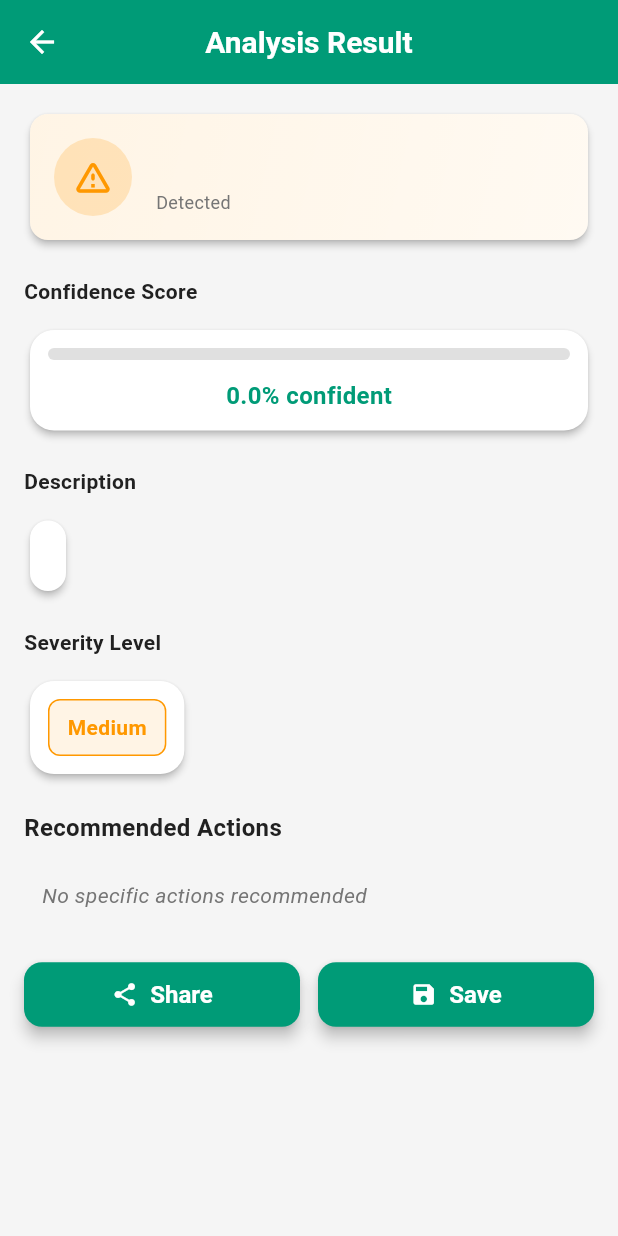
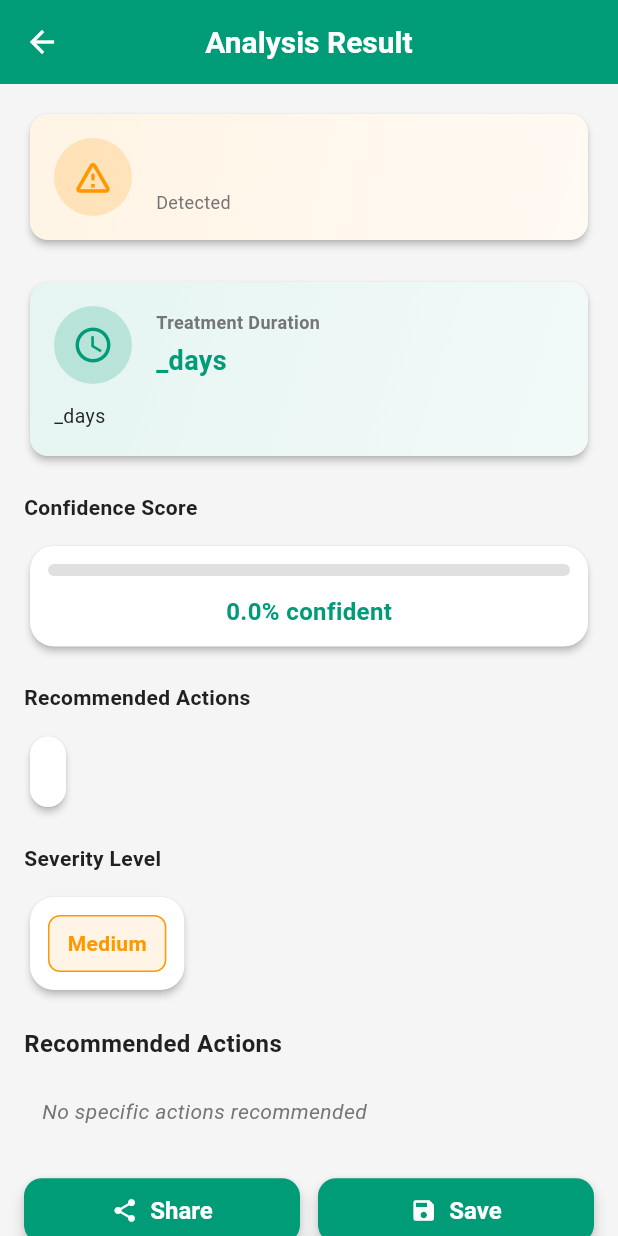
Before and after one commit to Yashop965/Anaj.ai, a Flutter app: the ResultsDetailsView screen opened directly with empty values, on a phone screen of 412 x 824 dp. Run offline on Flutter 3.47's test engine with Material 3 defaults, Android fonts, the phone set to English and light mode, and no system bars; our stand-ins replace connectivity_plus, firebase_auth, firebase_core, flutter_local_notifications, flutter_tts, image_picker and 3 more; missing offline and left inert: tflite_flutter, workmanager; accounts and stored records are empty; statements that could not run were skipped.

Commit message:
Implement multilingual treatment recommendations (7 days cure support)
- Created TreatmentTranslations class with 4+ languages (English, Hindi, Punjabi, Haryanvi)
- Implemented treatment duration translations (3/7/14/21/30 days)
- Added comprehensive action and severity translations
- Created LanguageService for language preference management with SharedPreferences
- Updated ResultsDetailsView to display cure duration card with translations
- Added treatment duration card showing multilingual treatment plans
- Updated SettingsView language selector to use supported languages
- Integrated multilingual content throughout results display
- Added shared_preferences dependency to pubspec.yaml
- Updated main.dart to initialize LanguageService
- Created comprehensive documentation for multilingual implementation
- All UI elements now respect user's language selection

```diff
--- /dev/null
+++ b/mobile_app/lib/logic/language_service.dart
@@ -0,0 +1,36 @@
+import 'package:shared_preferences/shared_preferences.dart';
+
+/// Service to manage app language preferences
+class LanguageService {
+  static const String _languageKey = 'app_language';
+  static const String _defaultLanguage = 'English';
+
+  static String _currentLanguage = _defaultLanguage;
+
+  /// Initialize and load saved language preference
+  static Future<void> initialize() async {
+    final prefs = await SharedPreferences.getInstance();
+    _currentLanguage = prefs.getString(_languageKey) ?? _defaultLanguage;
+  }
+
+  /// Get current selected language
+  static String get currentLanguage => _currentLanguage;
+
+  /// Set language and save to preferences
+  static Future<void> setLanguage(String language) async {
+    _currentLanguage = language;
+    final prefs = await SharedPreferences.getInstance();
+    await prefs.setString(_languageKey, language);
+  }
+
+  /// Get language code (for API calls)
+  static String getLanguageCode() {
+    const codes = {
+      'English': 'en',
+      'Hindi': 'hi',
+      'Punjabi': 'pa',
+      'Haryanvi': 'brx',
+    };
+    return codes[_currentLanguage] ?? 'en';
+  }
+}
--- /dev/null
+++ b/mobile_app/lib/logic/treatment_translations.dart
@@ -0,0 +1,204 @@
+/// Multilingual treatment recommendation translations
+/// Supports English, Hindi, Punjabi, and Haryanvi
+
+class TreatmentTranslations {
+  static const Map<String, Map<String, Map<String, String>>> translations = {
+    'English': {
+      'titles': {
+        'cure_duration': 'Treatment Duration',
+        'action_plan': 'Recommended Actions',
+        'severity': 'Severity Level',
+        'estimated_recovery': 'Estimated Recovery Time',
+      },
+      'treatments': {
+        '3_days': '3 Days Treatment',
+        '7_days': '7 Days Treatment',
+        '14_days': '14 Days Treatment',
+        '21_days': '21 Days Treatment',
+        '30_days': '30 Days Treatment',
+      },
+      'descriptions': {
+        '3_days': 'Monitor closely and apply recommended treatment. Recovery expected in 3 days.',
+        '7_days': 'Apply recommended spray/treatment for 7 consecutive days for best results.',
+        '14_days': 'Follow treatment regimen for 14 days. Check crop health every 2-3 days.',
+        '21_days': 'Long-term treatment required. Monitor closely for 21 days.',
+        '30_days': 'Extended treatment period. Regular monitoring and follow-ups recommended.',
+      },
+      'actions': {
+        'apply_spray': 'Apply recommended spray/fungicide',
+        'monitor': 'Monitor crop health daily',
+        'check_moisture': 'Check soil moisture levels',
+        'ensure_drainage': 'Ensure proper drainage',
+        'prune_affected': 'Prune affected leaves/branches',
+        'apply_fertilizer': 'Apply recommended fertilizer',
+        'maintain_ph': 'Maintain soil pH between 5.5-7.5',
+      },
+      'severity': {
+        'low': 'Low',
+        'medium': 'Medium',
+        'high': 'High',
+        'critical': 'Critical',
+      }
+    },
+    'Hindi': {
+      'titles': {
+        'cure_duration': 'उपचार अवधि',
+        'action_plan': 'अनुशंसित कार्य',
+        'severity': 'गंभीरता स्तर',
+        'estimated_recovery': 'अनुमानित रिकवरी समय',
+      },
+      'treatments': {
+        '3_days': '3 दिन का उपचार',
+        '7_days': '7 दिन का उपचार',
+        '14_days': '14 दिन का उपचार',
+        '21_days': '21 दिन का उपचार',
+        '30_days': '30 दिन का उपचार',
+      },
+      'descriptions': {
+        '3_days': 'बारीकी से निगरानी करें और अनुशंसित उपचार लागू करें। 3 दिन में ठीक होने की उम्मीद है।',
+        '7_days': 'सर्वोत्तम परिणामों के लिए 7 लगातार दिनों तक अनुशंसित स्प्रे/उपचार लागू करें।',
+        '14_days': '14 दिनों तक उपचार का पालन करें। हर 2-3 दिन में फसल के स्वास्थ्य की जांच करें।',
+        '21_days': 'दीर्घकालिक उपचार आवश्यक है। 21 दिनों तक बारीकी से निगरानी करें।',
+        '30_days': 'विस्तारित उपचार अवधि। नियमित निगरानी और फॉलो-अप की सिफारिश की जाती है।',
+      },
+      'actions': {
+        'apply_spray': 'अनुशंसित स्प्रे/कवकनाशी लागू करें',
+        'monitor': 'प्रतिदिन फसल के स्वास्थ्य की निगरानी करें',
+        'check_moisture': 'मिट्टी की नमी की जांच करें',
+        'ensure_drainage': 'उचित जल निकासी सुनिश्चित करें',
+        'prune_affected': 'प्रभावित पत्तियों/शाखाओं को काटें',
+        'apply_fertilizer': 'अनुशंसित खाद लागू करें',
+        'maintain_ph': 'मिट्टी का pH 5.5-7.5 के बीच बनाए रखें',
+      },
+      'severity': {
+        'low': 'कम',
+        'medium': 'मध्यम',
+        'high': 'उच्च',
+        'critical': 'गंभीर',
+      }
+    },
+    'Punjabi': {
+      'titles': {
+        'cure_duration': 'ਇਲਾਜ ਦੀ ਮਿਆਦ',
+        'action_plan': 'ਸਿਫਾਰਸ਼ ਕੀਤੀਆਂ ਕਾਰਵਾਈਆਂ',
+        'severity': 'ਗੰਭੀਰਤਾ ਦਾ ਪੱਧਰ',
+        'estimated_recovery': 'ਅਨੁਮਾਨਤ ਰਿਕਵਰੀ ਸਮਾਂ',
+      },
+      'treatments': {
+        '3_days': '3 ਦਿਨ ਦਾ ਇਲਾਜ',
+        '7_days': '7 ਦਿਨ ਦਾ ਇਲਾਜ',
+        '14_days': '14 ਦਿਨ ਦਾ ਇਲਾਜ',
+        '21_days': '21 ਦਿਨ ਦਾ ਇਲਾਜ',
+        '30_days': '30 ਦਿਨ ਦਾ ਇਲਾਜ',
+      },
+      'descriptions': {
+        '3_days': 'ਧਿਆਨ ਨਾਲ ਨਿਰੀਖਣ ਕਰੋ ਅਤੇ ਸਿਫਾਰਸ਼ ਕੀਤਾ ਇਲਾਜ ਲਾਗੂ ਕਰੋ। 3 ਦਿਨਾਂ ਵਿਚ ਠੀਕ ਹੋਣ ਦੀ ਉਮੀਦ ਹੈ।',
+        '7_days': 'ਸਰਵੋਤਮ ਨਤੀਜਿਆਂ ਲਈ 7 ਲਗਾਤਾਰ ਦਿਨਾਂ ਲਈ ਸਿਫਾਰਸ਼ ਕੀਤਾ ਛਿੜਕਾਅ/ਇਲਾਜ ਲਾਗੂ ਕਰੋ।',
+        '14_days': '14 ਦਿਨਾਂ ਲਈ ਇਲਾਜ ਦਾ ਪਾਲਣ ਕਰੋ। ਹਰ 2-3 ਦਿਨਾਂ ਵਿਚ ਫਸਲ ਦੀ ਸਿਹਤ ਦੀ ਜਾਂਚ ਕਰੋ।',
+        '21_days': 'ਲੰਬੀ ਮਿਆਦ ਦਾ ਇਲਾਜ ਲਾਜ਼ੀ ਹੈ। 21 ਦਿਨਾਂ ਤੱਕ ਧਿਆਨ ਨਾਲ ਨਿਰੀਖਣ ਕਰੋ।',
+        '30_days': 'ਵਿਸਤ੍ਰਿਤ ਇਲਾਜ ਮਿਆਦ। ਨਿਯਮਤ ਨਿਰੀਖਣ ਅਤੇ ਫਾਲੋ-ਅਪ ਦੀ ਸਿਫਾਰਸ਼ ਕੀਤੀ ਜਾਂਦੀ ਹੈ।',
+      },
+      'actions': {
+        'apply_spray': 'ਸਿਫਾਰਸ਼ ਕੀਤਾ ਛਿੜਕਾਅ/ਫੰਗਸਾਈਡ ਲਾਗੂ ਕਰੋ',
+        'monitor': 'ਦਿਨ ਭਰ ਫਸਲ ਦੀ ਸਿਹਤ ਦੀ ਨਿਗਰਾਨੀ ਕਰੋ',
+        'check_moisture': 'ਮਿੱਟੀ ਦੀ ਨਮੀ ਦੀ ਜਾਂਚ ਕਰੋ',
+        'ensure_drainage': 'ਸਹੀ ਡ੍ਰੇਨੇਜ ਯਕੀਨੀ ਬਣਾਓ',
+        'prune_affected': 'ਪ੍ਰਭਾਵਿਤ ਪੱਤਿਆਂ/ਸ਼ਾਖਾਵਾਂ ਨੂੰ ਕੱਟੋ',
+        'apply_fertilizer': 'ਸਿਫਾਰਸ਼ ਕੀਤਾ ਖਾਦ ਲਾਗੂ ਕਰੋ',
+        'maintain_ph': 'ਮਿੱਟੀ ਦਾ pH 5.5-7.5 ਦੇ ਵਿਚ ਬਣਾਓ',
+      },
+      'severity': {
+        'low': 'ਘੱਟ',
+        'medium': 'ਮੱਧਮ',
+        'high': 'ਉੱਚ',
+        'critical': 'ਨਾਜ਼ੁਕ',
+      }
+    },
+    'Haryanvi': {
+      'titles': {
+        'cure_duration': 'इलाज का समय',
+        'action_plan': 'सुझाई गई कार्रवाई',
+        'severity': 'गंभीरता का स्तर',
+        'estimated_recovery': 'अनुमानित ठीक होने का समय',
+      },
+      'treatments': {
+        '3_days': '3 दिन का इलाज',
+        '7_days': '7 दिन का इलाज',
+        '14_days': '14 दिन का इलाज',
+        '21_days': '21 दिन का इलाज',
+        '30_days': '30 दिन का इलाज',
+      },
+      'descriptions': {
+        '3_days': 'बारीकी से निरीक्षण करो और सलाह दिए गए इलाज लागू करो। 3 दिन में ठीक होने की उम्मीद है।',
+        '7_days': 'सबसे अच्छे परिणामों के लिए 7 लगातार दिनों तक सलाह दी गई दवा/इलाज लागू करो।',
+        '14_days': '14 दिन तक इलाज का पालन करो। हर 2-3 दिन में फसल की सेहत देखो।',
+        '21_days': 'लंबे समय का इलाज जरूरी है। 21 दिन तक बारीकी से निरीक्षण करो।',
+        '30_days': 'बढ़ी हुई इलाज अवधि। नियमित निरीक्षण और अनुवर्ती सलाह की सिफारिश की जाती है।',
+      },
+      'actions': {
+        'apply_spray': 'सलाह दी गई दवा/कवकनाशी लागू करो',
+        'monitor': 'हर दिन फसल की सेहत देखो',
+        'check_moisture': 'मिट्टी की नमी की जांच करो',
+        'ensure_drainage': 'सही जल निकासी सुनिश्चित करो',
+        'prune_affected': 'प्रभावित पत्तों/शाखों को काटो',
+        'apply_fertilizer': 'सलाह दी गई खाद लागू करो',
+        'maintain_ph': 'मिट्टी का pH 5.5-7.5 के बीच रखो',
+      },
+      'severity': {
+        'low': 'कम',
+        'medium': 'मध्यम',
+        'high': 'ज्यादा',
+        'critical': 'बहुत गंभीर',
+      }
+    },
+  };
+
+  /// Get translation by language and key path
+  static String translate(String language, String category, String key) {
+    return translations[language]?[category]?[key] ??
+           translations['English']?[category]?[key] ??
+           key; // Fallback to key if translation not found
+  }
+
+  /// Get cure duration translation (e.g., '7_days' -> '7 Days Treatment' or '7 दिन का उपचार')
+  static String getCureDuration(String days, String language) {
+    final key = '${days.replaceAll(RegExp(r'[^0-9]'), '')}_days';
+    return translate(language, 'treatments', key);
+  }
+
+  /// Get cure description (detailed explanation of treatment)
+  static String getCureDescription(String days, String language) {
+    final key = '${days.replaceAll(RegExp(r'[^0-9]'), '')}_days';
+    return translate(language, 'descriptions', key);
+  }
+
+  /// Get action translation with fallback to English
+  static String getAction(String actionKey, String language) {
+    return translate(language, 'actions', actionKey);
+  }
+
+  /// Get severity level translation
+  static String getSeverity(String level, String language) {
+    final key = level.toLowerCase();
+    return translate(language, 'severity', key);
+  }
+
+  /// Supported languages
+  static const List<String> supportedLanguages = [
+    'English',
+    'Hindi',
+    'Punjabi',
+    'Haryanvi',
+  ];
+
+  /// Get language code for language (for API calls if needed)
+  static String getLanguageCode(String language) {
+    const codes = {
+      'English': 'en',
+      'Hindi': 'hi',
+      'Punjabi': 'pa',
+      'Haryanvi': 'brx', // Bodo for Haryanvi dialects
+    };
+    return codes[language] ?? 'en';
+  }
+}
--- a/mobile_app/lib/main.dart
+++ b/mobile_app/lib/main.dart
@@ -10,6 +10,7 @@ import 'ui/onboarding_view.dart';
 import 'ui/theme/app_theme.dart';
 import 'data/database_helper.dart';
 import 'logic/firebase_auth_service.dart';
+import 'logic/language_service.dart';
 import 'firebase_options.dart';
 
 // Background Task Entry Point
@@ -59,6 +60,9 @@ void main() async {
     options: DefaultFirebaseOptions.currentPlatform,
   );
 
+  // Initialize Language Service
+  await LanguageService.initialize();
+
   // Initialize Workmanager
   Workmanager().initialize(
     callbackDispatcher,
--- a/mobile_app/lib/ui/results_details_view.dart
+++ b/mobile_app/lib/ui/results_details_view.dart
@@ -1,6 +1,8 @@
 import 'package:flutter/material.dart';
 import 'dart:io';
 import 'theme/app_theme.dart';
+import '../logic/treatment_translations.dart';
+import '../logic/language_service.dart';
 
 class ResultsDetailsView extends StatefulWidget {
   final Map<String, dynamic> result;
@@ -22,13 +24,17 @@ class _ResultsDetailsViewState extends State<ResultsDetailsView> {
     final confidence = result['confidence'] ?? 0.0;
     final label = result['hindi_name'] ?? result['label'] ?? 'Unknown';
     final actionPlan = result['action_plan'] ?? [];
+    final treatmentDays = result['treatment_days'] ?? '7'; // Default to 7 days
+
+    // Get current language for translations
+    final currentLanguage = LanguageService.currentLanguage;
 
     Color resultColor = confidence > 0.7 ? AppTheme.dangerColor : AppTheme.warningColor;
 
     return Scaffold(
       appBar: AppBar(
         title: Text("Analysis Result"),
-        subtitle: Text("विश्लेषण परिणाम"),
+        subtitle: Text(TreatmentTranslations.translate(currentLanguage, 'titles', 'action_plan')),
       ),
       body: SingleChildScrollView(
         child: Column(
@@ -121,6 +127,10 @@ class _ResultsDetailsViewState extends State<ResultsDetailsView> {
                   ),
                   SizedBox(height: 20),
 
+                  // Treatment Duration Card (Multilingual)
+                  _buildTreatmentDurationCard(treatmentDays, currentLanguage, resultColor),
+                  SizedBox(height: 20),
+
                   // Confidence Score
                   _buildInfoSection(
                     title: "Confidence Score",
@@ -153,9 +163,9 @@ class _ResultsDetailsViewState extends State<ResultsDetailsView> {
 
                   // Detailed Information
                   _buildInfoSection(
-                    title: "Description",
+                    title: TreatmentTranslations.translate(currentLanguage, 'titles', 'action_plan'),
                     child: Text(
-                      result['description'] ?? "This condition requires immediate attention. Follow the recommended actions below.",
+                      result['description'] ?? TreatmentTranslations.getCureDescription(treatmentDays, currentLanguage),
                       style: TextStyle(
                         fontSize: 14,
                         color: AppTheme.textPrimary,
@@ -165,9 +175,9 @@ class _ResultsDetailsViewState extends State<ResultsDetailsView> {
                   ),
                   SizedBox(height: 20),
 
-                  // Severity Level
+                  // Severity Level (Multilingual)
                   _buildInfoSection(
-                    title: "Severity Level",
+                    title: TreatmentTranslations.translate(currentLanguage, 'titles', 'severity'),
                     child: Container(
                       padding: EdgeInsets.symmetric(horizontal: 12, vertical: 8),
                       decoration: BoxDecoration(
@@ -176,7 +186,10 @@ class _ResultsDetailsViewState extends State<ResultsDetailsView> {
                         border: Border.all(color: resultColor),
                       ),
                       child: Text(
-                        confidence > 0.8 ? "High" : "Medium",
+                        TreatmentTranslations.getSeverity(
+                          confidence > 0.8 ? 'high' : 'medium',
+                          currentLanguage,
+                        ),
                         style: TextStyle(
                           fontSize: 14,
                           fontWeight: FontWeight.bold,
@@ -187,9 +200,9 @@ class _ResultsDetailsViewState extends State<ResultsDetailsView> {
                   ),
                   SizedBox(height: 20),
 
-                  // Recommended Actions
+                  // Recommended Actions (Multilingual)
                   Text(
-                    "Recommended Actions",
+                    TreatmentTranslations.translate(currentLanguage, 'titles', 'action_plan'),
                     style: TextStyle(
                       fontSize: 16,
                       fontWeight: FontWeight.bold,
@@ -301,6 +314,88 @@ class _ResultsDetailsViewState extends State<ResultsDetailsView> {
     );
   }
 
+  /// Build treatment duration card with multilingual support
+  Widget _buildTreatmentDurationCard(String days, String language, Color resultColor) {
+    final cureDuration = TreatmentTranslations.getCureDuration(days, language);
+    final cureDescription = TreatmentTranslations.getCureDescription(days, language);
+
+    return Card(
+      elevation: 2,
+      shape: RoundedRectangleBorder(
+        borderRadius: BorderRadius.circular(12),
+      ),
+      child: Container(
+        decoration: BoxDecoration(
+          borderRadius: BorderRadius.circular(12),
+          gradient: LinearGradient(
+            colors: [
+              AppTheme.primaryColor.withOpacity(0.1),
+              AppTheme.primaryColor.withOpacity(0.05)
+            ],
+            begin: Alignment.topLeft,
+            end: Alignment.bottomRight,
+          ),
+        ),
+        padding: EdgeInsets.all(16),
+        child: Column(
+          crossAxisAlignment: CrossAxisAlignment.start,
+          children: [
+            Row(
+              children: [
+                Container(
+                  decoration: BoxDecoration(
+                    shape: BoxShape.circle,
+                    color: AppTheme.primaryColor.withOpacity(0.2),
+                  ),
+                  padding: EdgeInsets.all(12),
+                  child: Icon(
+                    Icons.schedule,
+                    color: AppTheme.primaryColor,
+                    size: 28,
+                  ),
+                ),
+                SizedBox(width: 16),
+                Expanded(
+                  child: Column(
+                    crossAxisAlignment: CrossAxisAlignment.start,
+                    children: [
+                      Text(
+                        TreatmentTranslations.translate(language, 'titles', 'cure_duration'),
+                        style: TextStyle(
+                          fontSize: 12,
+                          fontWeight: FontWeight.w600,
+                          color: AppTheme.textSecondary,
+                        ),
+                      ),
+                      SizedBox(height: 4),
+                      Text(
+                        cureDuration,
+                        style: TextStyle(
+                          fontSize: 18,
+                          fontWeight: FontWeight.bold,
+                          color: AppTheme.primaryColor,
+                        ),
+                      ),
+                    ],
+                  ),
+                ),
+              ],
+            ),
+            SizedBox(height: 12),
+            Text(
+              cureDescription,
+              style: TextStyle(
+                fontSize: 13,
+                color: AppTheme.textPrimary,
+                height: 1.5,
+              ),
+            ),
+          ],
+        ),
+      ),
+    );
+  }
+
   Widget _buildInfoSection({
     required String title,
     required Widget child,
--- a/mobile_app/lib/ui/settings_view.dart
+++ b/mobile_app/lib/ui/settings_view.dart
@@ -1,5 +1,8 @@
 import 'package:flutter/material.dart';
 import 'theme/app_theme.dart';
+import '../logic/firebase_auth_service.dart';
+import '../logic/language_service.dart';
+import '../logic/treatment_translations.dart';
 
 class SettingsView extends StatefulWidget {
   @override
@@ -10,8 +13,20 @@ class _SettingsViewState extends State<SettingsView> {
   bool _notificationsEnabled = true;
   bool _locationEnabled = true;
   bool _offlineMode = false;
-  String _selectedLanguage = 'English';
   String _selectedTheme = 'Light';
+
+  @override
+  void initState() {
+    super.initState();
+    // Load saved language preference
+    _loadLanguage();
+  }
+
+  void _loadLanguage() {
+    setState(() {
+      // Language is managed by LanguageService
+    });
+  }
 
   @override
   Widget build(BuildContext context) {
@@ -27,19 +42,28 @@ class _SettingsViewState extends State<SettingsView> {
             _buildSectionHeader("General"),
             _buildSettingsTile(
               title: "Language",
-              subtitle: _selectedLanguage,
+              subtitle: LanguageService.currentLanguage,
               trailing: DropdownButton<String>(
-                value: _selectedLanguage,
-                items: ['English', 'Hindi', 'Marathi']
+                value: LanguageService.currentLanguage,
+                items: TreatmentTranslations.supportedLanguages
                     .map((lang) => DropdownMenuItem(
                           value: lang,
                           child: Text(lang),
                         ))
                     .toList(),
-                onChanged: (value) {
-                  setState(() {
-                    _selectedLanguage = value!;
-                  });
+                onChanged: (value) async {
+                  if (value != null) {
+                    await LanguageService.setLanguage(value);
+                    setState(() {
+                      // Update UI with new language
+                    });
+                    ScaffoldMessenger.of(context).showSnackBar(
+                      SnackBar(
+                        content: Text('Language changed to $value'),
+                        duration: Duration(seconds: 2),
+                      ),
+                    );
+                  }
                 },
               ),
             ),
--- a/mobile_app/pubspec.yaml
+++ b/mobile_app/pubspec.yaml
@@ -39,6 +39,9 @@ dependencies:
   firebase_core: ^2.24.0
   firebase_auth: ^4.14.0
 
+  # Local Storage
+  shared_preferences: ^2.2.0
+
 dev_dependencies:
   flutter_test:
     sdk: flutter
```
Also changed, not shown: 1 other file.
